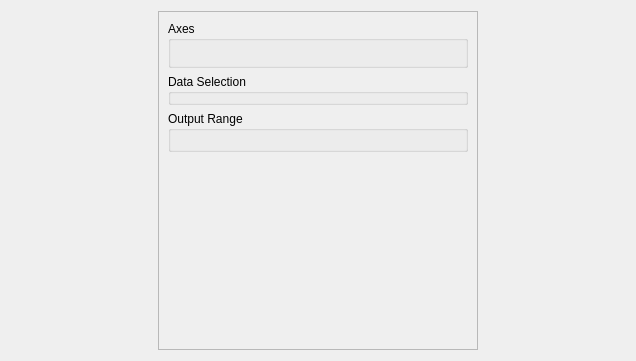
Before: the Qt Designer form SciDataTool/GUI/DDataPlotter/DDataPlotter.ui in Eomys/SciDataTool, drawn with Qt 5.
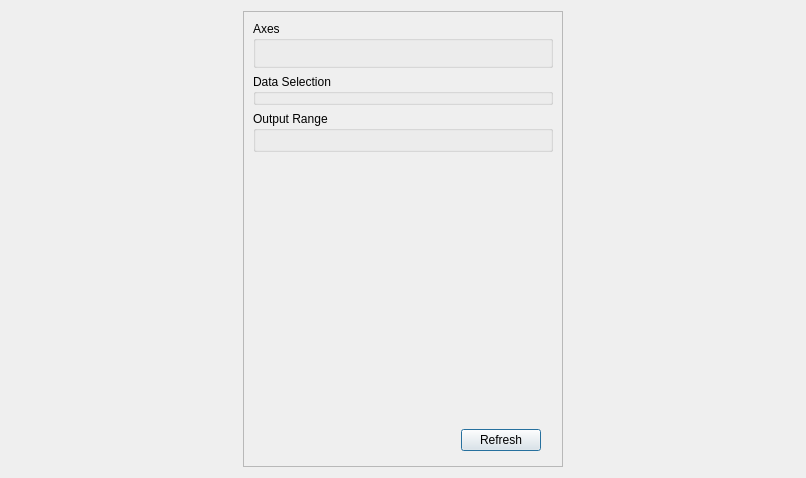
After: the same form once the commit is applied. Custom widgets are drawn as their Qt base class.

Commit message: [NF] : Building DataPlotter by adding matplotlib canvas + toolbar

Diff of the .ui file:
```diff
--- a/SciDataTool/GUI/DDataPlotter/DDataPlotter.ui
+++ b/SciDataTool/GUI/DDataPlotter/DDataPlotter.ui
@@ -6,8 +6,8 @@
    <rect>
     <x>0</x>
     <y>0</y>
-    <width>636</width>
-    <height>361</height>
+    <width>806</width>
+    <height>478</height>
    </rect>
   </property>
   <property name="windowTitle">
@@ -40,7 +40,7 @@
         <x>0</x>
         <y>0</y>
         <width>318</width>
-        <height>337</height>
+        <height>454</height>
        </rect>
       </property>
       <layout class="QVBoxLayout" name="verticalLayout_4">
@@ -91,6 +91,58 @@
          </property>
         </spacer>
        </item>
+       <item>
+        <layout class="QHBoxLayout" name="refresh_layout">
+         <property name="sizeConstraint">
+          <enum>QLayout::SetDefaultConstraint</enum>
+         </property>
+         <item>
+          <spacer name="horizontalSpacer">
+           <property name="orientation">
+            <enum>Qt::Horizontal</enum>
+           </property>
+           <property name="sizeType">
+            <enum>QSizePolicy::Expanding</enum>
+           </property>
+           <property name="sizeHint" stdset="0">
+            <size>
+             <width>140</width>
+             <height>20</height>
+            </size>
+           </property>
+          </spacer>
+         </item>
+         <item>
+          <widget class="QPushButton" name="b_refresh">
+           <property name="sizePolicy">
+            <sizepolicy hsizetype="Minimum" vsizetype="Fixed">
+             <horstretch>0</horstretch>
+             <verstretch>0</verstretch>
+            </sizepolicy>
+           </property>
+           <property name="text">
+            <string>Refresh</string>
+           </property>
+          </widget>
+         </item>
+         <item>
+          <spacer name="horizontalSpacer_2">
+           <property name="orientation">
+            <enum>Qt::Horizontal</enum>
+           </property>
+           <property name="sizeType">
+            <enum>QSizePolicy::Fixed</enum>
+           </property>
+           <property name="sizeHint" stdset="0">
+            <size>
+             <width>12</width>
+             <height>20</height>
+            </size>
+           </property>
+          </spacer>
+         </item>
+        </layout>
+       </item>
        <item>
         <widget class="WExport" name="w_export" native="true"/>
        </item>
```
The commit also changes 7 other files.
